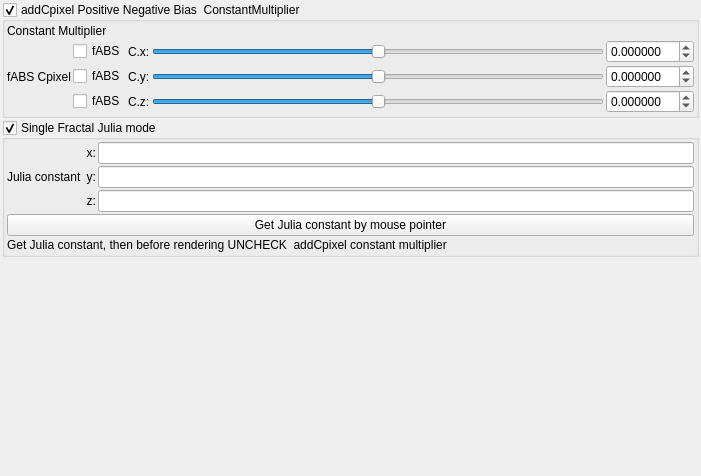
Above: mandelbulber2/qt_data/fractal_transf_add_Cpixel_pos_neg.ui from buddhi1980/mandelbulber2 before the change. Below: the same form after it.
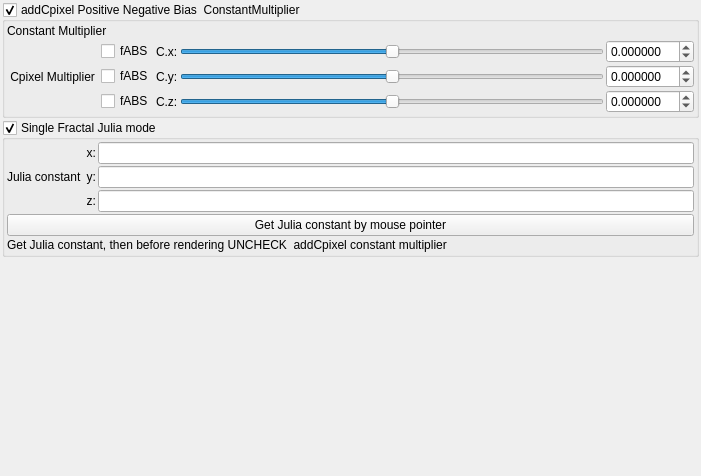
That is the form after the change. Custom widgets are drawn as their Qt base class.

```diff
--- a/mandelbulber2/qt_data/fractal_transf_add_Cpixel_pos_neg.ui
+++ b/mandelbulber2/qt_data/fractal_transf_add_Cpixel_pos_neg.ui
@@ -265,7 +265,7 @@
         <item row="2" column="0">
          <widget class="QLabel" name="label_112">
           <property name="text">
-           <string>fABS Cpixel</string>
+           <string> Cpixel Multiplier </string>
           </property>
          </widget>
         </item>
```
